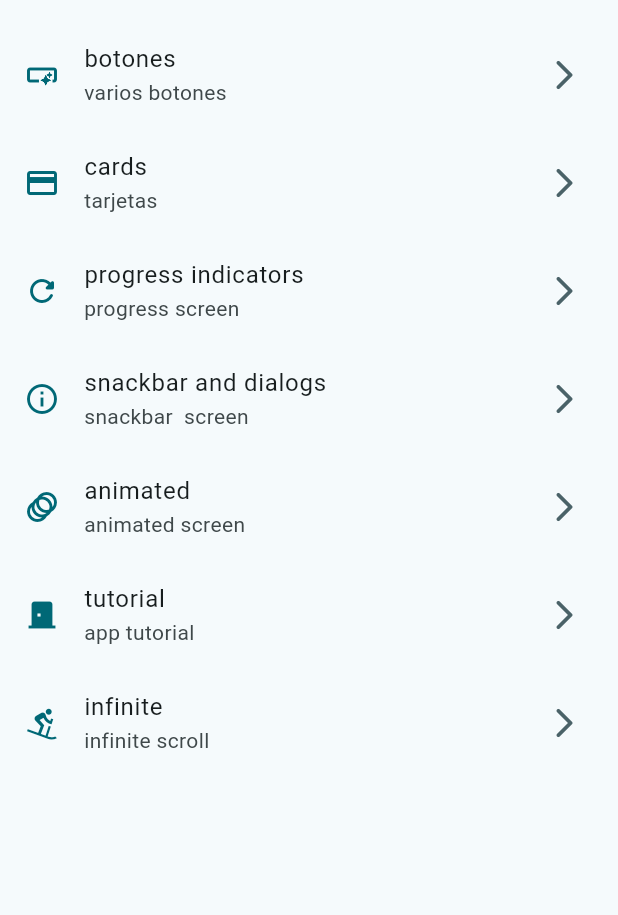
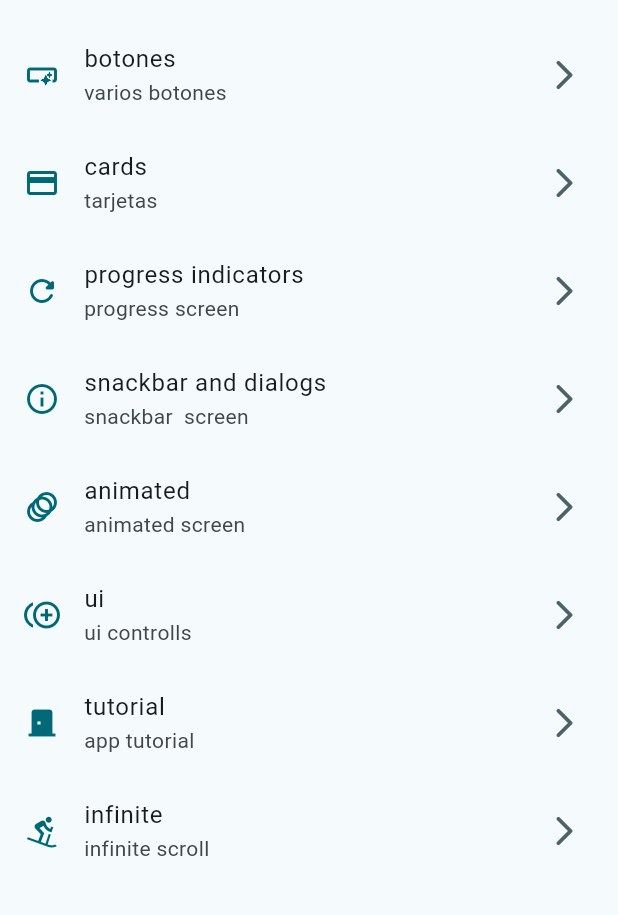
Before and after one commit to dxASURxd/widgets_app, a Flutter app: the screen it shows after launch, on a phone screen of 412 x 824 dp, the part 63-978 px from its top. Run offline on Flutter 3.47's test engine with Material 3 defaults, Android fonts, the phone set to English and light mode, and no system bars; our stand-ins replace go_router.

Commit message:
ui controlls

```diff
--- a/lib/config/menu/menu_items.dart
+++ b/lib/config/menu/menu_items.dart
@@ -45,6 +45,12 @@ const appMenuItems = <MenuItems>[
     icon: Icons.animation,
   ),
   MenuItems(
+    title: 'ui',
+    subTitle: 'ui controlls',
+    link: '/uicontroller',
+    icon: Icons.control_point_duplicate,
+  ),
+  MenuItems(
     title: 'tutorial',
     subTitle: 'app tutorial',
     link: '/apptuto',
--- a/lib/config/router/app_router.dart
+++ b/lib/config/router/app_router.dart
@@ -44,5 +44,10 @@ final appRouter = GoRouter(
       name: SnackbarScreen.name,
       builder: (context, state) => const SnackbarScreen(),
     ),
+    GoRoute(
+      path: '/uicontroller',
+      name: UiControlsScreen.name,
+      builder: (context, state) => const UiControlsScreen(),
+    ),
   ],
 );
```
Also changed, not shown: lib/presentation/screens/ui_controls/ui_controlls_screen.dart (+38 -1 lines).
